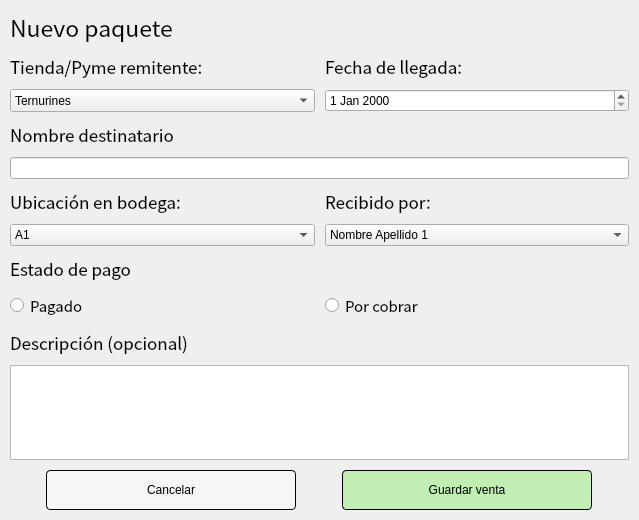
Above: src/ui/views/registro_retiro.ui from Lokyui/cuartoambulanteapp before the change. Below: the same form after it.
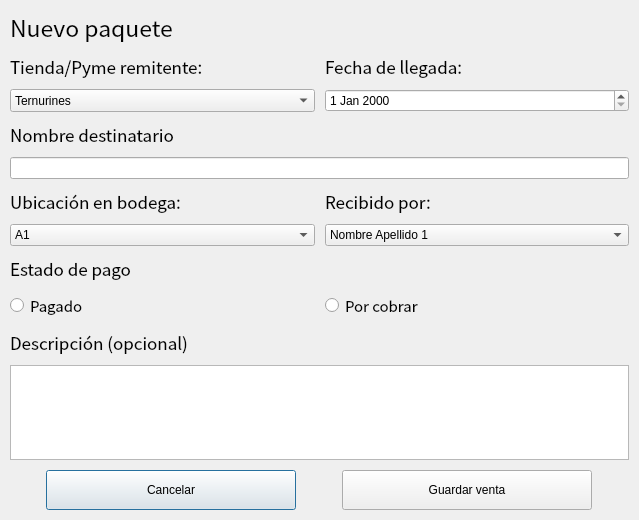
That is the form after the change.

```diff
--- a/src/ui/views/registro_retiro.ui
+++ b/src/ui/views/registro_retiro.ui
@@ -367,10 +367,8 @@
          <height>16777215</height>
         </size>
        </property>
-       <property name="styleSheet">
-        <string notr="true">background-color: #F6F6F6;
-    border: 1px solid black;
-    border-radius: 4px;</string>
+       <property name="class" stdset="0">
+        <string>btn-secundario</string>
        </property>
        <property name="text">
         <string>Cancelar</string>
@@ -391,10 +389,8 @@
          <height>16777215</height>
         </size>
        </property>
-       <property name="styleSheet">
-        <string notr="true">background-color: #C2EDB3;
-    border: 1px solid black;
-    border-radius: 4px;</string>
+       <property name="class" stdset="0">
+        <string>btn-primario</string>
        </property>
        <property name="text">
         <string>Guardar venta</string>
```
